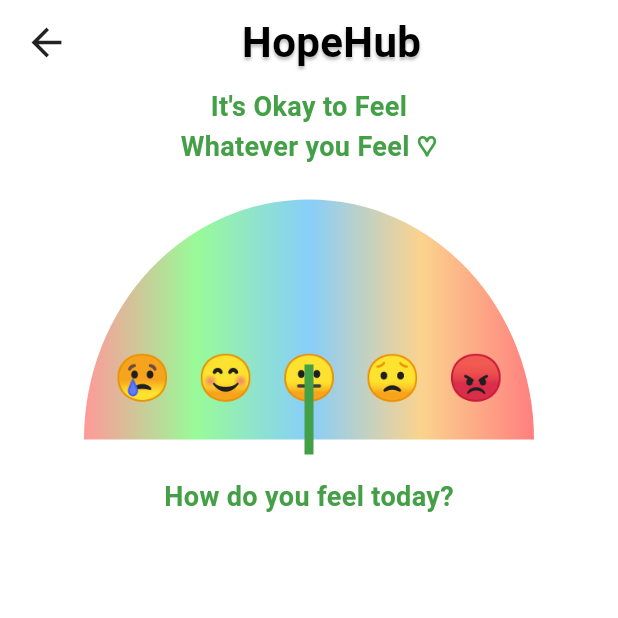
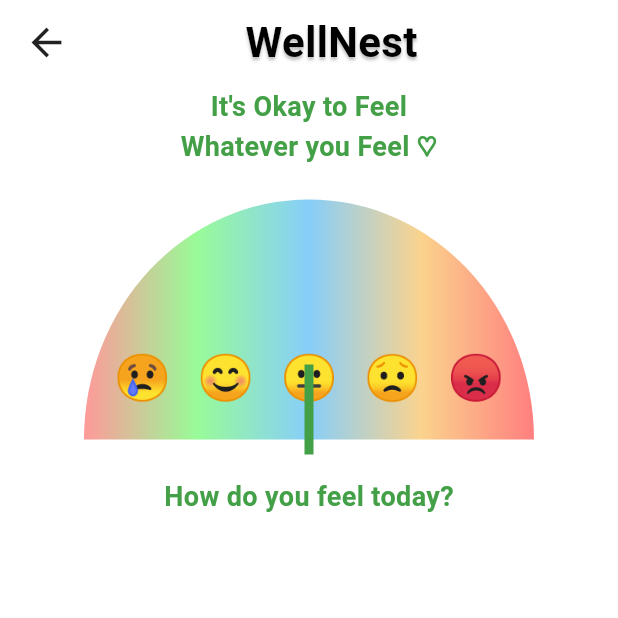
Before and after one commit to BAYINGANA/WellNest, a Flutter app: the MoodScreen screen opened directly, on a phone screen of 412 x 824 dp, the top half of it. Run offline on Flutter 3.47's test engine with Material 3 defaults, Android fonts, the phone set to English and light mode, and no system bars; our stand-ins replace flutter_svg; network calls fail; Roboto replaces fonts that are missing (Bitter, DancingScript).

Commit message:
Header Updated

```diff
--- a/lib/screens/emotional_journey_screen.dart
+++ b/lib/screens/emotional_journey_screen.dart
@@ -34,7 +34,7 @@ class EmotionalJourneyScreen extends StatelessWidget {
                     const Spacer(),
                     // "HopeHub" in purple
                     Text(
-                      'HopeHub',
+                      'WellNest',
                       style: TextStyle(
                         fontFamily: 'Bitter',
                         fontSize: 26,
--- a/lib/screens/home_screen.dart
+++ b/lib/screens/home_screen.dart
@@ -49,7 +49,7 @@ class _HomeScreenState extends State<HomeScreen> {
   const SizedBox(height: 11),
 
   const Text(
-  'Heyy Shristee!!\nTake whatever you need',
+  'Heyy !!!\nTake whatever you need',
   textAlign: TextAlign.center,
   style: TextStyle(
   fontSize: 16,
@@ -67,7 +67,7 @@ class _HomeScreenState extends State<HomeScreen> {
   const SizedBox(height: 20),
 
   const OptionCard(
-  title: 'Psychiatric\nEvaluation',
+  title: 'Support\nGroups',
   imagePath:
   'https://cdn.builder.io/api/v1/image/assets/f19143deba86463b9da27db7e011b3a1/52ad86e8fba29eb93e78221eb33ccad180a263bbe1b808b832917fa9c1f9a4a5?apiKey=f19143deba86463b9da27db7e011b3a1&',
   ),
--- a/lib/screens/mood_tracking_screen.dart
+++ b/lib/screens/mood_tracking_screen.dart
@@ -53,7 +53,7 @@ class _MoodScreenState extends State<MoodScreen> {
                     ),
                     const Spacer(),
                     Text(
-                      'HopeHub',
+                      'WellNest',
                       style: TextStyle(
                         fontSize: 28,
                         fontWeight: FontWeight.bold,
--- a/lib/screens/support_groups_screen.dart
+++ b/lib/screens/support_groups_screen.dart
@@ -27,7 +27,7 @@ class SupportGroupsScreen extends StatelessWidget {
                     Expanded(
                       child: Center(
                         child: Text(
-                          'HopeHub',
+                          'WellNest',
                           style: TextStyle(
                             color: Color(0xFF242364),
                             fontSize: 32,
--- a/lib/screens/therapists_screen.dart
+++ b/lib/screens/therapists_screen.dart
@@ -20,7 +20,7 @@ class TherapistScreen extends StatelessWidget {
                     Expanded(
                       child: Center(
                         child: Text(
-                          'HopeHub',
+                          'WellNest',
                           style: TextStyle(
                             color: const Color(0xFF242364),
                             fontSize: 32,
--- a/lib/screens/therapy_screen.dart
+++ b/lib/screens/therapy_screen.dart
@@ -21,7 +21,7 @@ class TherapyScreen extends StatelessWidget {
                   ),
                   const Spacer(),
                   const Text(
-                    'HopeHub',
+                    'WellNest',
                     style: TextStyle(
                       fontSize: 24,
                       fontWeight: FontWeight.bold,
```
Also changed, not shown: lib/screens/profile_screen.dart (added, +11 -0 lines), lib/widgets/navigation_bar.dart (added, +70 -0 lines).
